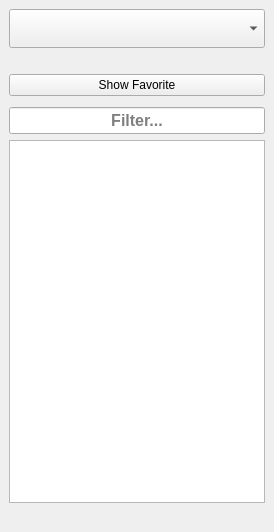
The window that ui/dock_markets.ui (katmai1/qtradingview) describes before a commit, drawn with Qt 5.
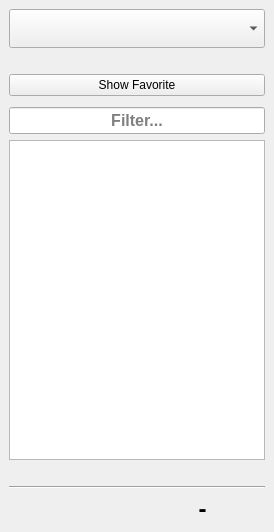
The same window after the commit. Icons and pictures are not drawn.

Commit message: add context menu reorganize docks as modules

```diff
--- a/ui/dock_markets.ui
+++ b/ui/dock_markets.ui
@@ -51,7 +51,7 @@
        <enum>Qt::Vertical</enum>
       </property>
       <property name="sizeType">
-       <enum>QSizePolicy::Minimum</enum>
+       <enum>QSizePolicy::Fixed</enum>
       </property>
       <property name="sizeHint" stdset="0">
        <size>
@@ -190,6 +190,53 @@
       </property>
      </spacer>
     </item>
+    <item>
+     <widget class="Line" name="line">
+      <property name="orientation">
+       <enum>Qt::Horizontal</enum>
+      </property>
+     </widget>
+    </item>
+    <item>
+     <layout class="QHBoxLayout" name="horizontalLayout">
+      <item>
+       <widget class="QLabel" name="label_currentExchange">
+        <property name="text">
+         <string/>
+        </property>
+       </widget>
+      </item>
+      <item>
+       <widget class="QLabel" name="label_currentMarket">
+        <property name="font">
+         <font>
+          <pointsize>18</pointsize>
+          <weight>75</weight>
+          <bold>true</bold>
+         </font>
+        </property>
+        <property name="frameShadow">
+         <enum>QFrame::Plain</enum>
+        </property>
+        <property name="lineWidth">
+         <number>1</number>
+        </property>
+        <property name="text">
+         <string>-</string>
+        </property>
+        <property name="scaledContents">
+         <bool>true</bool>
+        </property>
+        <property name="alignment">
+         <set>Qt::AlignCenter</set>
+        </property>
+        <property name="textInteractionFlags">
+         <set>Qt::LinksAccessibleByMouse|Qt::TextSelectableByMouse</set>
+        </property>
+       </widget>
+      </item>
+     </layout>
+    </item>
    </layout>
   </widget>
  </widget>
```
Left out of the diff: 5 changed lines with no effect on the pictures. The commit also changes 31 other files.
